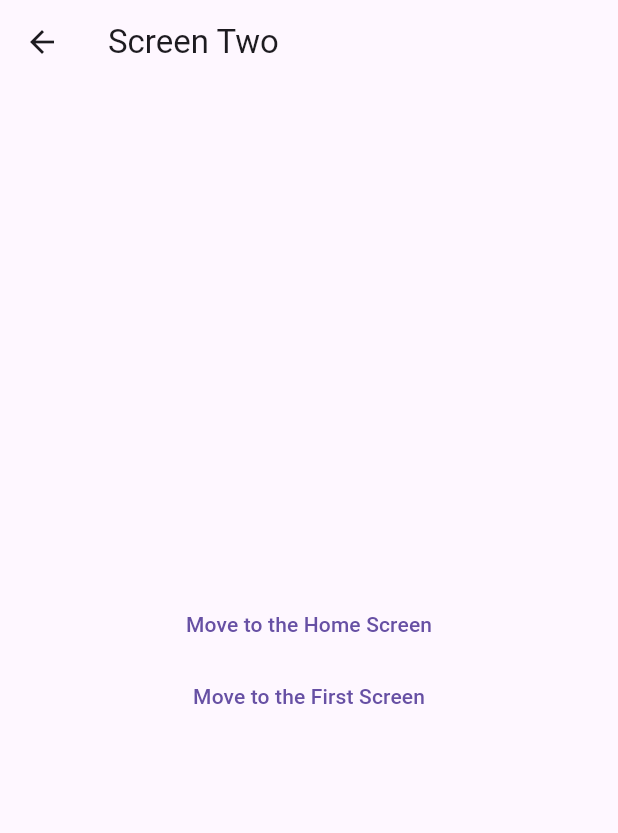
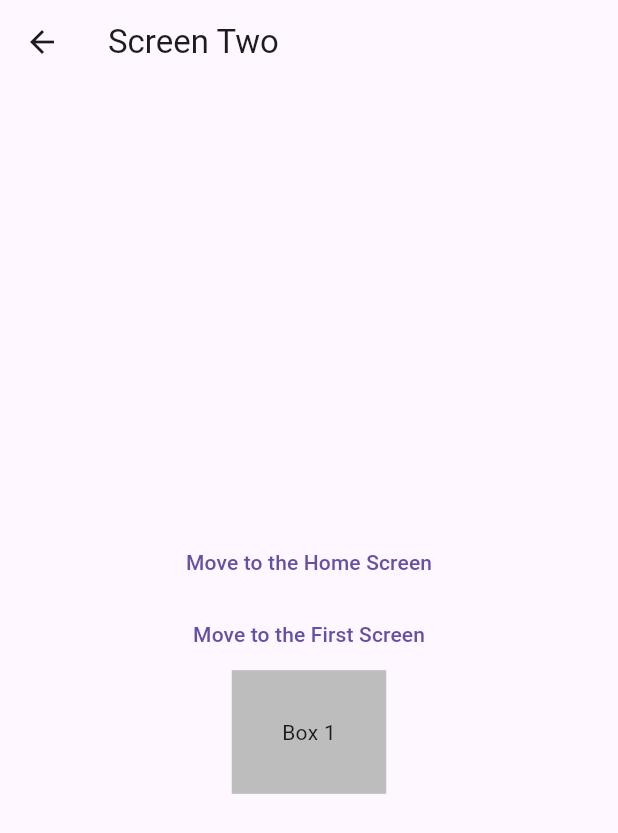
Before and after one commit to asheesh20/tut_getx_app, a Flutter app: the ScreenTwo screen opened by its route, on a phone screen of 412 x 824 dp. Shown: the top 833 px of the screen. Run offline on Flutter 3.47's test engine with Material 3 defaults, Android fonts, the phone set to English and light mode, and no system bars; our stand-ins replace get.

Commit message:
Height & Width using GetX

```diff
--- a/lib/home_screen.dart
+++ b/lib/home_screen.dart
@@ -1,6 +1,5 @@
 import 'package:flutter/material.dart';
 import 'package:get/route_manager.dart';
-import 'package:tut_getx_app/screen_one.dart';
 
 class HomeScreen extends StatefulWidget {
   const HomeScreen({super.key});
@@ -99,7 +98,7 @@ class _HomeScreenState extends State<HomeScreen> {
               // Get.to(const ScreenOne(
               //   name: 'Testing Name',
               // ));
-              Get.toNamed('/screenOne');
+              Get.toNamed('/screenOne'); // Using Rounting Methods
             },
             child: const Text('Move to Next Screen'),
           ),
--- a/lib/screen_two.dart
+++ b/lib/screen_two.dart
@@ -11,6 +11,7 @@ class ScreenTwo extends StatefulWidget {
 class _ScreenTwoState extends State<ScreenTwo> {
   @override
   Widget build(context) {
+    final height = MediaQuery.of(context).size.height;
     return Scaffold(
       appBar: AppBar(
         title: const Text('Screen Two'),
@@ -35,7 +36,17 @@ class _ScreenTwoState extends State<ScreenTwo> {
               },
               child: const Text('Move to the First Screen'),
             ),
-          )
+          ),
+          Container(
+            //height: 100,
+            height: height * 0.1,
+            //width: 100,
+            width: Get.width * 0.25,
+            color: Colors.grey[400],
+            child: const Center(
+              child: Text('Box 1'),
+            ),
+          ),
         ],
       ),
     );
```
